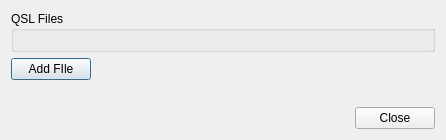
Old version of the form ui/PaperQSLDialog.ui in the repository k5mcd/QLog.
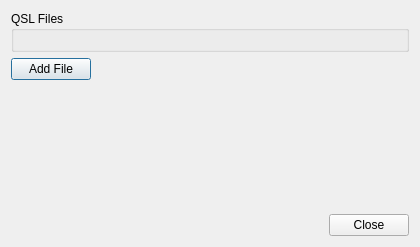
New version of the form. Icons and pictures are not drawn.

Commit message: PaperQSL: Swapped buttons Open/Remove

```diff
--- a/ui/PaperQSLDialog.ui
+++ b/ui/PaperQSLDialog.ui
@@ -6,8 +6,8 @@
    <rect>
     <x>0</x>
     <y>0</y>
-    <width>446</width>
-    <height>140</height>
+    <width>420</width>
+    <height>247</height>
    </rect>
   </property>
   <property name="windowTitle">
@@ -34,7 +34,7 @@
      <item>
       <widget class="QPushButton" name="addFileButton">
        <property name="text">
-        <string>Add FIle</string>
+        <string>Add File</string>
        </property>
        <property name="icon">
         <iconset theme="folder-open"/>
```
Left out of the diff: 3 changed lines with no effect on the pictures. The commit also changes 1 other file.
